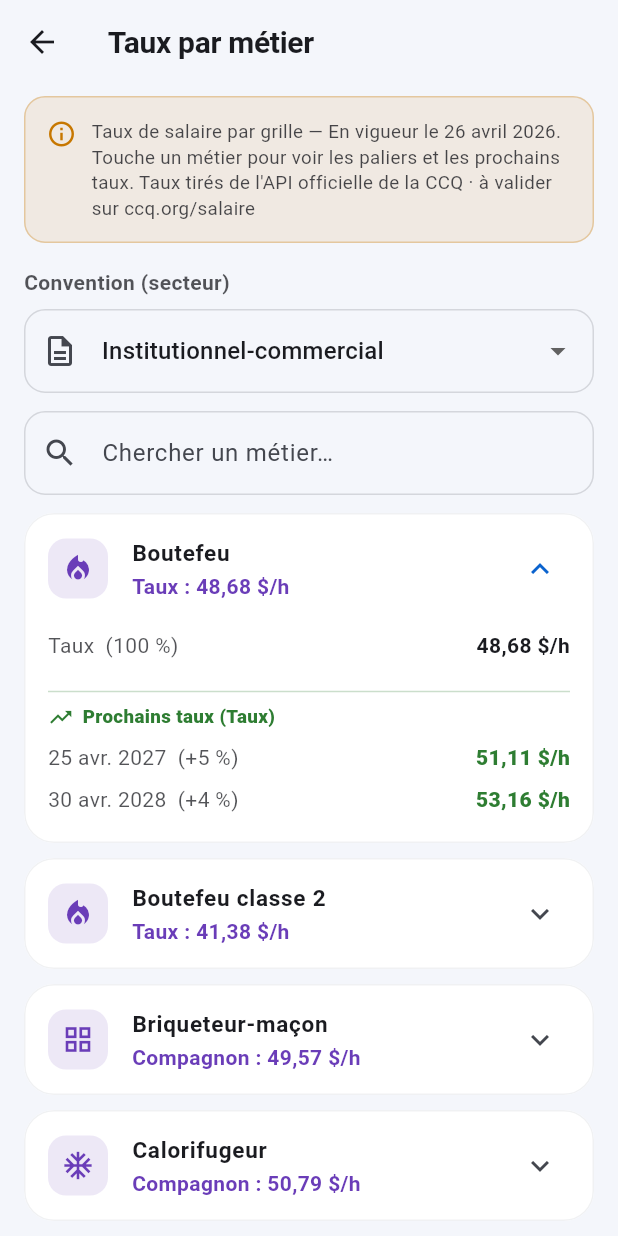
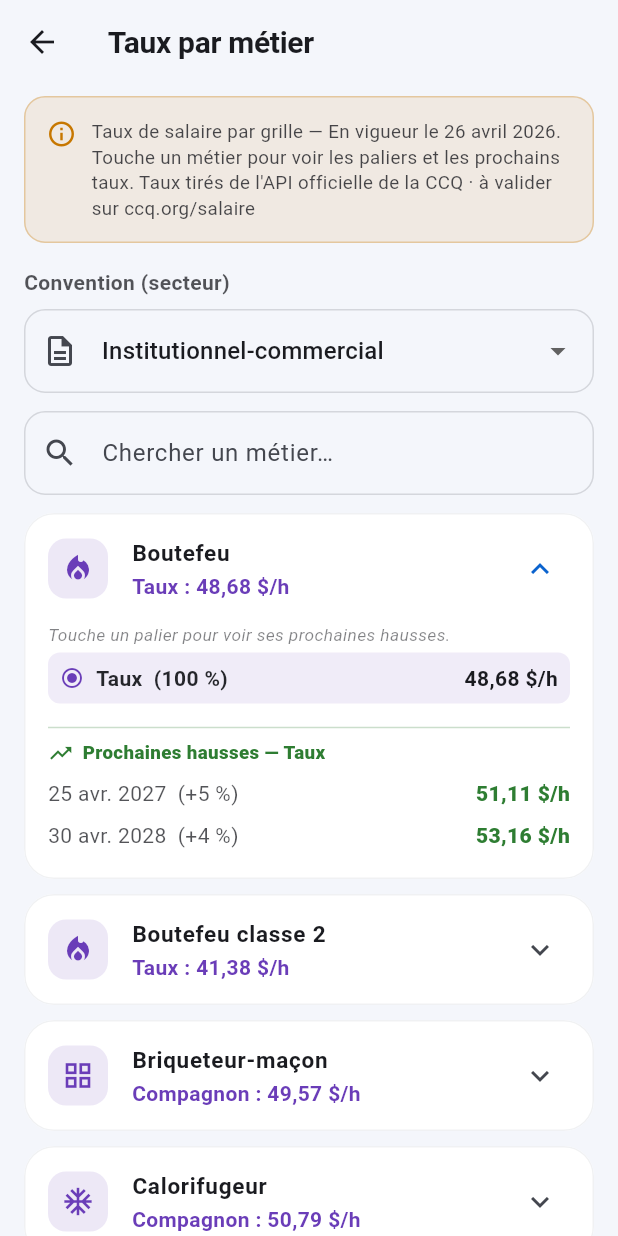
Before and after one commit to CR4SH3UR/calculatrice_ccq, a Flutter app: the TauxMetiersScreen screen opened directly, after a tap on "Boutefeu", on a phone screen of 412 x 824 dp. Run offline on Flutter 3.47's test engine with Material 3 defaults, Android fonts, the phone set to English and light mode, and no system bars; our stand-ins replace open_filex, pdf, printing, share_plus, shared_preferences; accounts and stored records are empty.

Commit message:
Polish : descriptions propres, taux apprentis datés, icônes parlantes
- Accueil : remplace les flèches/symboles à risque (↔ → ³ ×) des
  sous-titres par des mots simples qui s'affichent partout ; retire les
  emojis ⭐/✓ des messages.
- Taux par métier : chaque palier (apprenti 1..N, compagnon) est
  sélectionnable et affiche SES prochaines hausses datées, pas seulement
  celles du compagnon.
- Icônes plus parlantes : feuille de temps → horloge pointeuse,
  calculateur → pièce, salaire annuel → calendrier récurrent,
  taux par métier → courbe ascendante.

Co-Authored-By: Claude Opus 4.8 <noreply@anthropic.com>

```diff
--- a/lib/screens/feuille_temps_screen.dart
+++ b/lib/screens/feuille_temps_screen.dart
@@ -114,7 +114,7 @@ class _FeuilleTempsScreenState extends State<FeuilleTempsScreen> {
     Clipboard.setData(ClipboardData(text: sb.toString()));
     ScaffoldMessenger.of(context).showSnackBar(SnackBar(
         content:
-            Text(tr('Feuille de temps copiée ✓', 'Timesheet copied ✓'))));
+            Text(tr('Feuille de temps copiée', 'Timesheet copied'))));
   }
 
   Future<void> _partagerPdf() async {
@@ -141,7 +141,7 @@ class _FeuilleTempsScreenState extends State<FeuilleTempsScreen> {
     if (mounted) {
       ScaffoldMessenger.of(context).showSnackBar(SnackBar(
           content: Text(tr(
-              'Journée dupliquée à aujourd\'hui ✓', 'Day duplicated to today ✓'))));
+              'Journée dupliquée à aujourd\'hui', 'Day duplicated to today'))));
     }
   }
 
--- a/lib/screens/home_screen.dart
+++ b/lib/screens/home_screen.dart
@@ -217,7 +217,7 @@ class _SectionOutils extends StatelessWidget {
           ScaffoldMessenger.of(context).showSnackBar(SnackBar(
             duration: const Duration(milliseconds: 1200),
             content: Text(ajoute
-                ? '${outilTitre(o)} ${tr('ajouté aux favoris', 'added to favorites')} ⭐'
+                ? '${outilTitre(o)} ${tr('ajouté aux favoris', 'added to favorites')}'
                 : '${outilTitre(o)} ${tr('retiré des favoris', 'removed from favorites')}'),
           ));
         },
--- a/lib/screens/infos_screens.dart
+++ b/lib/screens/infos_screens.dart
@@ -115,17 +115,30 @@ class _TauxMetiersScreenState extends State<TauxMetiersScreen> {
   }
 }
 
-class _MetierTile extends StatelessWidget {
+class _MetierTile extends StatefulWidget {
   const _MetierTile({required this.metier, required this.secteur});
   final Metier metier;
   final Secteur secteur;
 
   @override
+  State<_MetierTile> createState() => _MetierTileState();
+}
+
+class _MetierTileState extends State<_MetierTile> {
+  /// Palier choisi pour voir ses hausses (null = compagnon, le dernier).
+  int? _selPalier;
+
+  @override
   Widget build(BuildContext context) {
+    final Metier metier = widget.metier;
+    final Secteur secteur = widget.secteur;
     final double comp = CcqData.tauxCompagnon(metier, secteur);
     final List<Hausse> futures = CcqData.haussesFutures(secteur);
     final Color onSurf = Theme.of(context).colorScheme.onSurface;
-    final String libelleComp = metier.paliers().last.nom;
+    final paliers = metier.paliers();
+    final int selIdx = _selPalier ?? paliers.length - 1;
+    final sel = paliers[selIdx];
+    final String libelleComp = paliers.last.nom;
 
     return Card(
       clipBehavior: Clip.antiAlias,
@@ -148,18 +161,59 @@ class _MetierTile extends StatelessWidget {
                   fontWeight: FontWeight.w600, color: AppColors.infos)),
           childrenPadding: const EdgeInsets.fromLTRB(16, 0, 16, 14),
           children: [
-            ...metier.paliers().map((p) => Padding(
-                  padding: const EdgeInsets.symmetric(vertical: 5),
+            Align(
+              alignment: Alignment.centerLeft,
+              child: Text(
+                  tr('Touche un palier pour voir ses prochaines hausses.',
+                      'Tap a step to see its upcoming increases.'),
+                  style: TextStyle(
+                      fontSize: 11.5,
+                      fontStyle: FontStyle.italic,
+                      color: onSurf.withValues(alpha: 0.55))),
+            ),
+            const SizedBox(height: 4),
+            ...paliers.asMap().entries.map((e) {
+              final int i = e.key;
+              final p = e.value;
+              final bool actif = i == selIdx;
+              return InkWell(
+                borderRadius: BorderRadius.circular(8),
+                onTap: () => setState(() => _selPalier = i),
+                child: Container(
+                  decoration: BoxDecoration(
+                    color: actif
+                        ? AppColors.infos.withValues(alpha: 0.10)
+                        : null,
+                    borderRadius: BorderRadius.circular(8),
+                  ),
+                  padding:
+                      const EdgeInsets.symmetric(horizontal: 8, vertical: 7),
                   child: Row(
-                    mainAxisAlignment: MainAxisAlignment.spaceBetween,
                     children: [
-                      Text('${p.nom}  (${p.pourcentage} %)',
-                          style: TextStyle(color: onSurf.withValues(alpha: 0.75))),
+                      Icon(
+                          actif
+                              ? Icons.radio_button_checked
+                              : Icons.radio_button_unchecked,
+                          size: 16,
+                          color: actif
+                              ? AppColors.infos
+                              : onSurf.withValues(alpha: 0.3)),
+                      const SizedBox(width: 8),
+                      Expanded(
+                        child: Text('${p.nom}  (${p.pourcentage} %)',
+                            style: TextStyle(
+                                color: onSurf
+                                    .withValues(alpha: actif ? 0.95 : 0.75),
+                                fontWeight:
+                                    actif ? FontWeight.w700 : FontWeight.w400)),
+                      ),
                       Text('${Fmt.money(comp * p.pourcentage / 100)}/h',
                           style: const TextStyle(fontWeight: FontWeight.w700)),
                     ],
                   ),
-                )),
+                ),
+              );
+            }),
             if (futures.isNotEmpty) ...[
               const SizedBox(height: 8),
               Divider(color: AppColors.success.withValues(alpha: 0.25)),
@@ -168,16 +222,22 @@ class _MetierTile extends StatelessWidget {
                   const Icon(Icons.trending_up,
                       size: 17, color: AppColors.success),
                   const SizedBox(width: 6),
-                  Text('${tr('Prochains taux', 'Upcoming rates')} ($libelleComp)',
-                      style: const TextStyle(
-                          fontWeight: FontWeight.w800,
-                          fontSize: 12.5,
-                          color: AppColors.success)),
+                  Expanded(
+                    child: Text(
+                        '${tr('Prochaines hausses', 'Upcoming increases')} — ${sel.nom}',
+                        style: const TextStyle(
+                            fontWeight: FontWeight.w800,
+                            fontSize: 12.5,
+                            color: AppColors.success)),
+                  ),
                 ],
               ),
               const SizedBox(height: 4),
               ...futures.map((h) {
-                final double r = CcqData.tauxCompagnon(metier, secteur, on: h.date);
+                final double r = CcqData.tauxCompagnon(metier, secteur,
+                        on: h.date) *
+                    sel.pourcentage /
+                    100;
                 return Padding(
                   padding: const EdgeInsets.symmetric(vertical: 4),
                   child: Row(
```
Also changed, not shown: lib/data/outils_registry.dart (+22 -22 lines).
